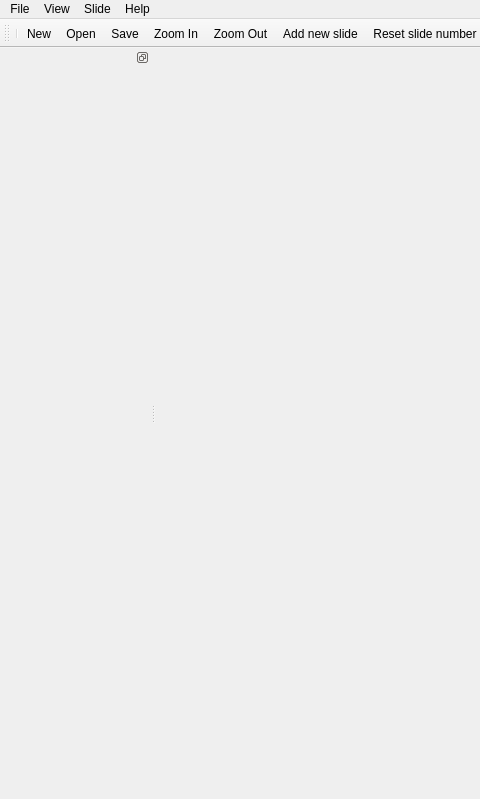
Above: gui/MainWindow.ui from acroper/BeamerQt before the change; both pictures show x 0 to 480 and y 0 to 799 of the 1142 by 799 pixel window. Below: the same form after it.
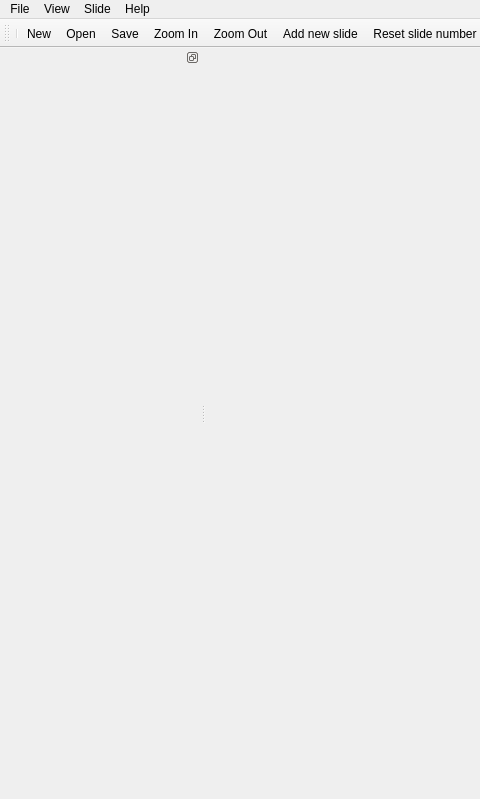
That is the form after the change.

Diff of the .ui file:
```diff
--- a/gui/MainWindow.ui
+++ b/gui/MainWindow.ui
@@ -89,7 +89,7 @@
   <widget class="QDockWidget" name="LeftPanel">
    <property name="minimumSize">
     <size>
-     <width>150</width>
+     <width>200</width>
      <height>44</height>
     </size>
    </property>
```
Left out of the diff: 2 changed lines with no effect on the pictures.
